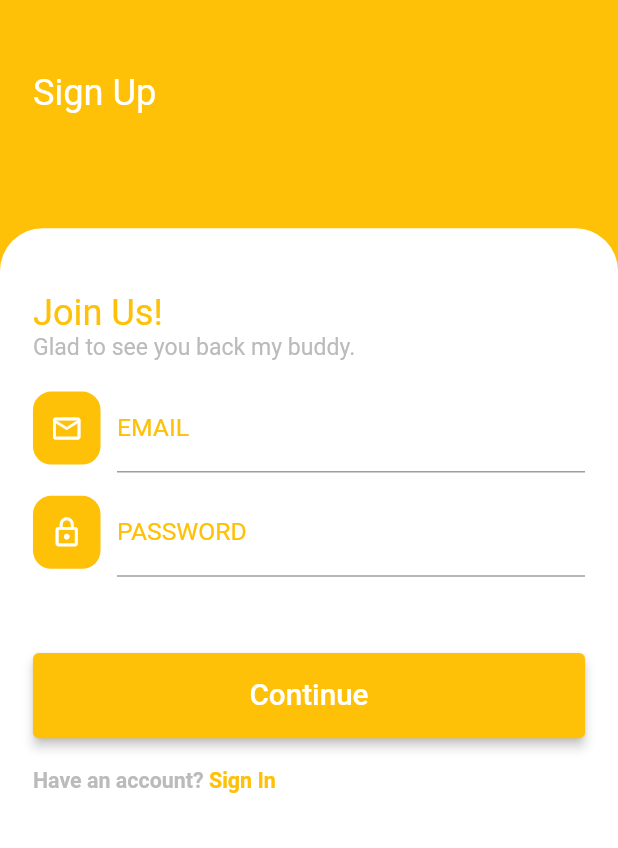
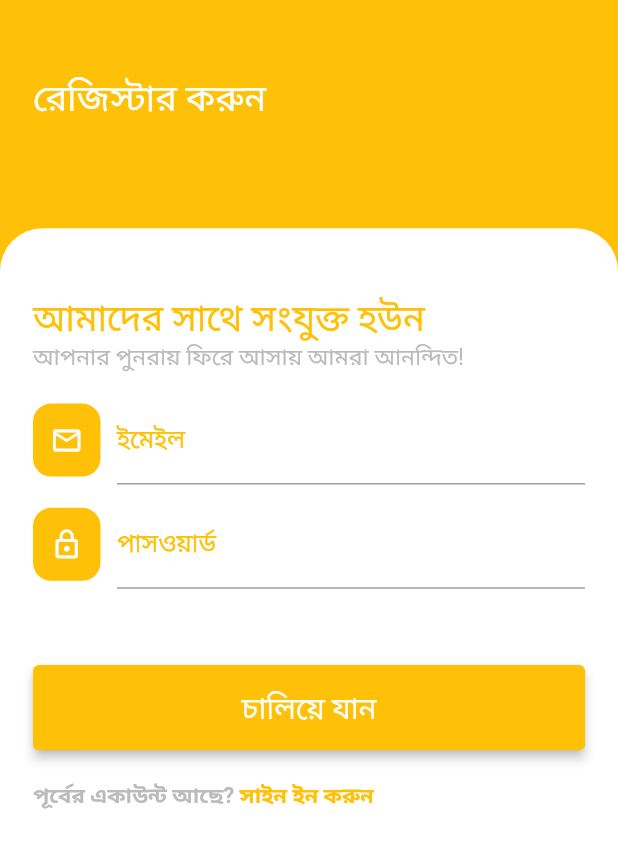
Before and after one commit to tDipto/travel_app_flutter, a Flutter app: the SignupPage screen opened directly, on a phone screen of 412 x 824 dp. Shown: the top 848 px of the screen. Run offline on Flutter 3.47's test engine with Material 2 defaults, Android fonts, the phone set to English and light mode, and no system bars; our stand-ins replace carousel_slider, cloud_firestore, dots_indicator, firebase_auth, firebase_core, flutter_screenutil and 1 more; accounts and stored records are empty.

Commit message:
bangla-font-added

```diff
--- a/lib/tabs/bottomNavigation.dart
+++ b/lib/tabs/bottomNavigation.dart
@@ -45,17 +45,17 @@ class _BottomNavigationState extends State<BottomNavigation> {
         items: const [
           BottomNavigationBarItem(
             icon: Icon(Icons.home),
-            label: "Home",
+            label: "হোম ",
           ),
           BottomNavigationBarItem(
-              icon: Icon(Icons.add_location_rounded), label: "Division"),
+              icon: Icon(Icons.add_location_rounded), label: "বিভাগ"),
           BottomNavigationBarItem(
             icon: Icon(Icons.add_circle_sharp),
-            label: "Add",
+            label: "সংযুক্ত করুন ",
           ),
           BottomNavigationBarItem(
             icon: Icon(Icons.person),
-            label: "Profile",
+            label: "প্রোফাইল ",
           ),
         ],
         onTap: (index) {
--- a/lib/tabs/bottomPages/addPlace.dart
+++ b/lib/tabs/bottomPages/addPlace.dart
@@ -11,7 +11,7 @@ class _AddPlaceState extends State<AddPlace> {
   @override
   Widget build(BuildContext context) {
     return Scaffold(
-      body: Text("add place"),
+      body: Text("জায়গা সংযুক্ত করুন "),
     );
   }
 }
--- a/lib/tabs/bottomPages/homePage.dart
+++ b/lib/tabs/bottomPages/homePage.dart
@@ -68,7 +68,7 @@ class _HomePageState extends State<HomePage> {
                 enabledBorder: const OutlineInputBorder(
                     borderRadius: BorderRadius.all(Radius.circular(0)),
                     borderSide: BorderSide(color: Colors.grey)),
-                hintText: "Search Place here",
+                hintText: "জায়গা খুজুন ",
                 hintStyle: const TextStyle(fontSize: 15),
               ),
               // onTap: () => Navigator.push(
--- a/lib/tabs/bottomPages/profilePage.dart
+++ b/lib/tabs/bottomPages/profilePage.dart
@@ -11,7 +11,7 @@ class _ProfilePageState extends State<ProfilePage> {
   @override
   Widget build(BuildContext context) {
     return Scaffold(
-      body: Text('profile'),
+      body: Text('প্রোফাইল '),
     );
   }
 }
--- a/lib/tabs/loginPage.dart
+++ b/lib/tabs/loginPage.dart
@@ -77,7 +77,7 @@ class _LoginPageState extends State<LoginPage> {
                       ),
                     ),
                     Text(
-                      "Sign In",
+                      "সাইন ইন করুন",
                       style: TextStyle(fontSize: 22.sp, color: Colors.white),
                     ),
                   ],
@@ -105,12 +105,12 @@ class _LoginPageState extends State<LoginPage> {
                           height: 20.h,
                         ),
                         Text(
-                          "Welcome Buddy!",
+                          "ট্রাভেল আপে আপনাকে স্বাগতম",
                           style: TextStyle(
                               fontSize: 22.sp, color: Colors.greenAccent),
                         ),
                         Text(
-                          "Glad to see you back my buddy.",
+                          "আপনার পুনরায় ফিরে আসায় আমরা আনন্দিত!",
                           style: TextStyle(
                             fontSize: 14.sp,
                             color: const Color(0xFFBBBBBB),
@@ -185,7 +185,7 @@ class _LoginPageState extends State<LoginPage> {
                                     fontSize: 14.sp,
                                     color: const Color(0xFF414041),
                                   ),
-                                  labelText: 'EMAIL',
+                                  labelText: 'ইমেইল',
                                   labelStyle: TextStyle(
                                     fontSize: 15.sp,
                                     color: Colors.greenAccent,
@@ -222,12 +222,13 @@ class _LoginPageState extends State<LoginPage> {
                                 controller: _passwordController,
                                 // obscureText: _obscureText,
                                 decoration: InputDecoration(
-                                  hintText: "password must be 6 character",
+                                  hintText:
+                                      "পাসওয়ার্ড কমপক্ষে ৬ শব্দের হতে হবে ",
                                   hintStyle: TextStyle(
-                                    fontSize: 14.sp,
+                                    fontSize: 10.sp,
                                     color: Color(0xFF414041),
                                   ),
-                                  labelText: 'PASSWORD',
+                                  labelText: 'পাসওয়ার্ড',
                                   labelStyle: TextStyle(
                                     fontSize: 15.sp,
                                     color: Colors.greenAccent,
@@ -277,7 +278,7 @@ class _LoginPageState extends State<LoginPage> {
                                   },
                                   // ignore: sort_child_properties_last
                                   child: Text(
-                                    "Sign In",
+                                    "সাইন ইন করুন",
                                     style: TextStyle(
                                         color: Colors.white, fontSize: 18.sp),
                                   ),
@@ -293,7 +294,7 @@ class _LoginPageState extends State<LoginPage> {
                         Wrap(
                           children: [
                             Text(
-                              "Haven't an account?",
+                              "পূর্বের একাউন্ট নাই?",
                               style: TextStyle(
                                 fontSize: 13.sp,
                                 fontWeight: FontWeight.w600,
@@ -302,7 +303,7 @@ class _LoginPageState extends State<LoginPage> {
                             ),
                             GestureDetector(
                               child: Text(
-                                " Sign Up",
+                                " রেজিস্টার করুন",
                                 style: TextStyle(
                                   fontSize: 13.sp,
                                   fontWeight: FontWeight.w600,
--- a/lib/tabs/signupPage.dart
+++ b/lib/tabs/signupPage.dart
@@ -38,14 +38,13 @@ class _SignupPageState extends State<SignupPage> {
             loading = true;
           });
         } else {
-          Fluttertoast.showToast(msg: "Something Wrong");
+          Fluttertoast.showToast(msg: "কিছু ভুল হয়েছে, পুনরায় চেষ্টা করুন!");
         }
       } on FirebaseAuthException catch (e) {
         if (e.code == 'weak-password') {
-          Fluttertoast.showToast(msg: "The password provided is too weak.");
+          Fluttertoast.showToast(msg: "আপনার পাসওয়ার্ড অনেক দুর্বল ");
         } else if (e.code == 'email-already-in-use') {
-          Fluttertoast.showToast(
-              msg: "The account already exists for that email.");
+          Fluttertoast.showToast(msg: "এই ইমেইলে একটি একাউন্ট রয়েছে");
         }
       } catch (e) {
         Fluttertoast.showToast(msg: "err");
@@ -74,7 +73,7 @@ class _SignupPageState extends State<SignupPage> {
                       ),
                     ),
                     Text(
-                      "Sign Up",
+                      "রেজিস্টার করুন",
                       style: TextStyle(fontSize: 22.sp, color: Colors.white),
                     ),
                   ],
@@ -102,12 +101,12 @@ class _SignupPageState extends State<SignupPage> {
                           height: 20.h,
                         ),
                         Text(
-                          "Join Us!",
+                          "আমাদের সাথে সংযুক্ত হউন",
                           style:
                               TextStyle(fontSize: 22.sp, color: Colors.amber),
                         ),
                         Text(
-                          "Glad to see you back my buddy.",
+                          "আপনার পুনরায় ফিরে আসায় আমরা আনন্দিত!",
                           style: TextStyle(
                             fontSize: 14.sp,
                             color: const Color(0xFFBBBBBB),
@@ -182,7 +181,7 @@ class _SignupPageState extends State<SignupPage> {
                                     fontSize: 14.sp,
                                     color: const Color(0xFF414041),
                                   ),
-                                  labelText: 'EMAIL',
+                                  labelText: 'ইমেইল',
                                   labelStyle: TextStyle(
                                     fontSize: 15.sp,
                                     color: Colors.amber,
@@ -219,12 +218,13 @@ class _SignupPageState extends State<SignupPage> {
                                 controller: _passwordController,
                                 // obscureText: _obscureText,
                                 decoration: InputDecoration(
-                                  hintText: "password must be 6 character",
+                                  hintText:
+                                      "পাসওয়ার্ড কমপক্ষে ৬ শব্দের হতে হবে",
                                   hintStyle: TextStyle(
-                                    fontSize: 14.sp,
+                                    fontSize: 10.sp,
                                     color: Color(0xFF414041),
                                   ),
-                                  labelText: 'PASSWORD',
+                                  labelText: 'পাসওয়ার্ড',
                                   labelStyle: TextStyle(
                                     fontSize: 15.sp,
                                     color: Colors.amber,
@@ -274,7 +274,7 @@ class _SignupPageState extends State<SignupPage> {
                                   },
                                   // ignore: sort_child_properties_last
                                   child: Text(
-                                    "Continue",
+                                    "চালিয়ে যান",
                                     style: TextStyle(
                                         color: Colors.white, fontSize: 18.sp),
                                   ),
@@ -290,7 +290,7 @@ class _SignupPageState extends State<SignupPage> {
                         Wrap(
                           children: [
                             Text(
-                              "Have an account?",
+                              "পূর্বের একাউন্ট আছে?",
                               style: TextStyle(
                                 fontSize: 13.sp,
                                 fontWeight: FontWeight.w600,
@@ -299,7 +299,7 @@ class _SignupPageState extends State<SignupPage> {
                             ),
                             GestureDetector(
                               child: Text(
-                                " Sign In",
+                                " সাইন ইন করুন",
                                 style: TextStyle(
                                   fontSize: 13.sp,
                                   fontWeight: FontWeight.w600,
--- a/lib/tabs/userForm.dart
+++ b/lib/tabs/userForm.dart
@@ -44,7 +44,7 @@ class _UserFormState extends State<UserForm> {
   TextEditingController _dobController = TextEditingController();
   TextEditingController _genderController = TextEditingController();
   TextEditingController _ageController = TextEditingController();
-  List<String> gender = ["Male", "Female", "Other"];
+  List<String> gender = ["পুরুষ", "নারী", "অন্যান্য"];
   bool loading = false;
 
   sendUserDataToDB() async {
@@ -65,7 +65,8 @@ class _UserFormState extends State<UserForm> {
       setState(() {
         loading = false;
       });
-    }).catchError((error) => print("something is wrong. $error"));
+    }).catchError(
+        (error) => print("কিছু সমস্যা হয়েছে, পুনরায় চেষ্টা করুন $error"));
   }
 
   @override
@@ -83,11 +84,11 @@ class _UserFormState extends State<UserForm> {
                   height: 20,
                 ),
                 const Text(
-                  "Submit the form to continue.",
+                  "সাবমিট করুন ",
                   style: TextStyle(fontSize: 22, color: Colors.amber),
                 ),
                 const Text(
-                  "We will not share your information with anyone.",
+                  "আপনার তথ্য সংরক্ষিত থাকবে",
                   style: TextStyle(
                     fontSize: 14,
                     color: Color(0xFFBBBBBB),
@@ -96,10 +97,9 @@ class _UserFormState extends State<UserForm> {
                 const SizedBox(
                   height: 15,
                 ),
+                myTextField("আপনার নাম", TextInputType.text, _nameController),
                 myTextField(
-                    "Enter your name", TextInputType.text, _nameController),
-                myTextField("Enter your phone number", TextInputType.number,
-                    _phoneController),
+                    "মোবাইল নাম্বার", TextInputType.number, _phoneController),
                 // TextField(
                 //   controller: _dobController,
                 //   readOnly: true,
@@ -115,7 +115,7 @@ class _UserFormState extends State<UserForm> {
                   controller: _genderController,
                   readOnly: true,
                   decoration: InputDecoration(
-                    hintText: "Choose your gender",
+                    hintText: "লিঙ্গ নির্ধারণ করুন",
                     prefixIcon: DropdownButton<String>(
                       items: gender.map((String value) {
                         return DropdownMenuItem<String>(
@@ -132,8 +132,7 @@ class _UserFormState extends State<UserForm> {
                     ),
                   ),
                 ),
-                myTextField(
-                    "Enter your age", TextInputType.number, _ageController),
+                myTextField("আপনার বয়স ", TextInputType.number, _ageController),
 
                 SizedBox(
                   height: 50,
@@ -143,7 +142,7 @@ class _UserFormState extends State<UserForm> {
                 loading
                     ? Center(child: CircularProgressIndicator())
                     : Center(
-                        child: customButton("Continue", () async {
+                        child: customButton("চালিয়ে যান", () async {
                           setState(() {
                             loading = true;
                           });
--- a/lib/tabs/welcomeSplash.dart
+++ b/lib/tabs/welcomeSplash.dart
@@ -30,7 +30,7 @@ class _WelcomeSplashState extends State<WelcomeSplash> {
             mainAxisAlignment: MainAxisAlignment.center,
             crossAxisAlignment: CrossAxisAlignment.center,
             children: const [
-              Text("Welcome",
+              Text("আপনাকে স্বাগতম",
                   style: TextStyle(
                       color: Colors.white,
                       fontWeight: FontWeight.bold,
```
